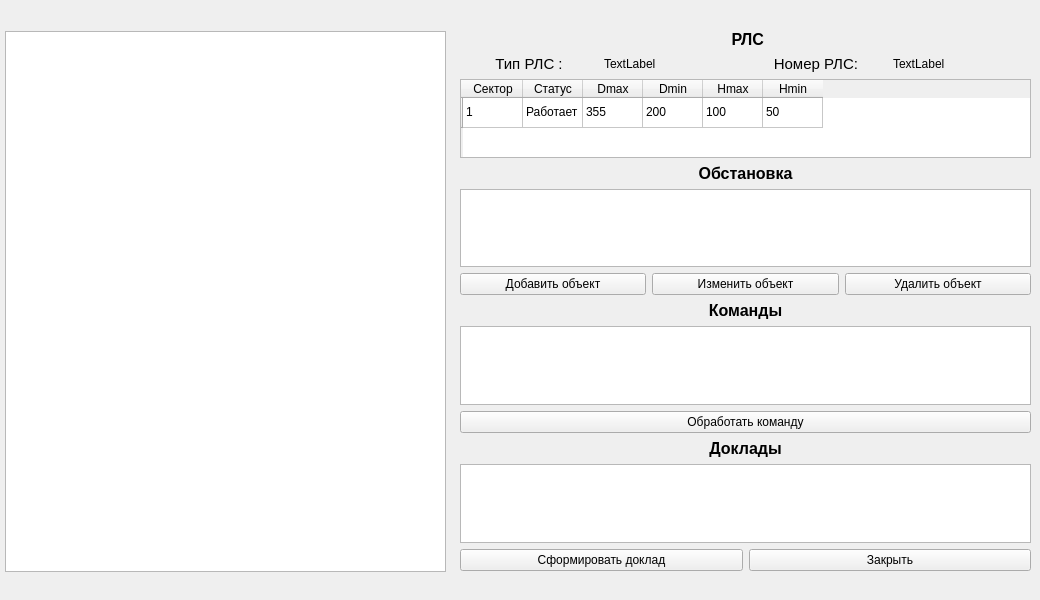
First picture: the form in nwindow.ui, repository YanaTurKli/ImitatorExchange, before the edit.
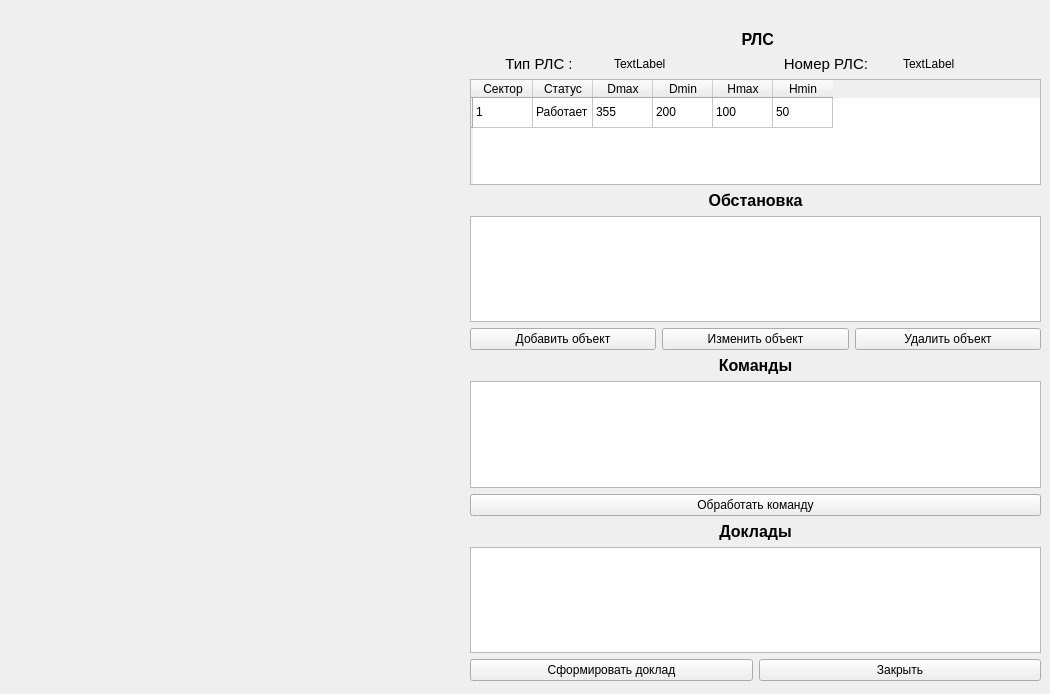
Second picture: the form after the edit. The open tabs and pages were chosen to show the change.

What changed in the file:
```diff
--- a/nwindow.ui
+++ b/nwindow.ui
@@ -6,8 +6,8 @@
    <rect>
     <x>0</x>
     <y>0</y>
-    <width>1040</width>
-    <height>600</height>
+    <width>1050</width>
+    <height>694</height>
    </rect>
   </property>
   <property name="windowTitle">
@@ -19,10 +19,10 @@
    </property>
    <property name="geometry">
     <rect>
-     <x>450</x>
+     <x>460</x>
      <y>10</y>
      <width>581</width>
-     <height>561</height>
+     <height>671</height>
     </rect>
    </property>
    <property name="autoFillBackground">
@@ -312,7 +312,7 @@
        <x>10</x>
        <y>20</y>
        <width>571</width>
-       <height>541</height>
+       <height>651</height>
       </rect>
      </property>
      <layout class="QVBoxLayout" name="verticalLayout_2">
@@ -631,15 +631,16 @@
     </widget>
    </widget>
   </widget>
-  <widget class="QGraphicsView" name="graphicsView">
+  <widget class="QWidget" name="layoutWidget">
    <property name="geometry">
     <rect>
-     <x>5</x>
-     <y>31</y>
-     <width>441</width>
-     <height>541</height>
+     <x>10</x>
+     <y>30</y>
+     <width>451</width>
+     <height>651</height>
     </rect>
    </property>
+   <layout class="QGridLayout" name="RLSgraphicsLayout"/>
   </widget>
  </widget>
  <resources/>
```
Left out of the diff: 22 changed lines with no effect on the pictures.
